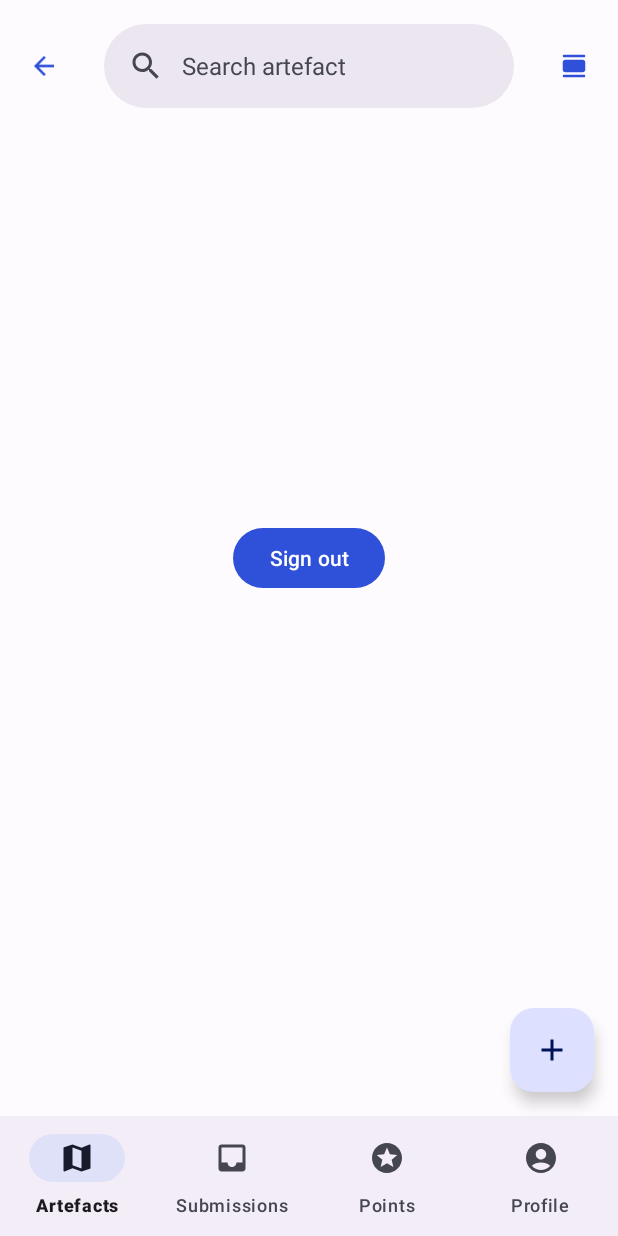
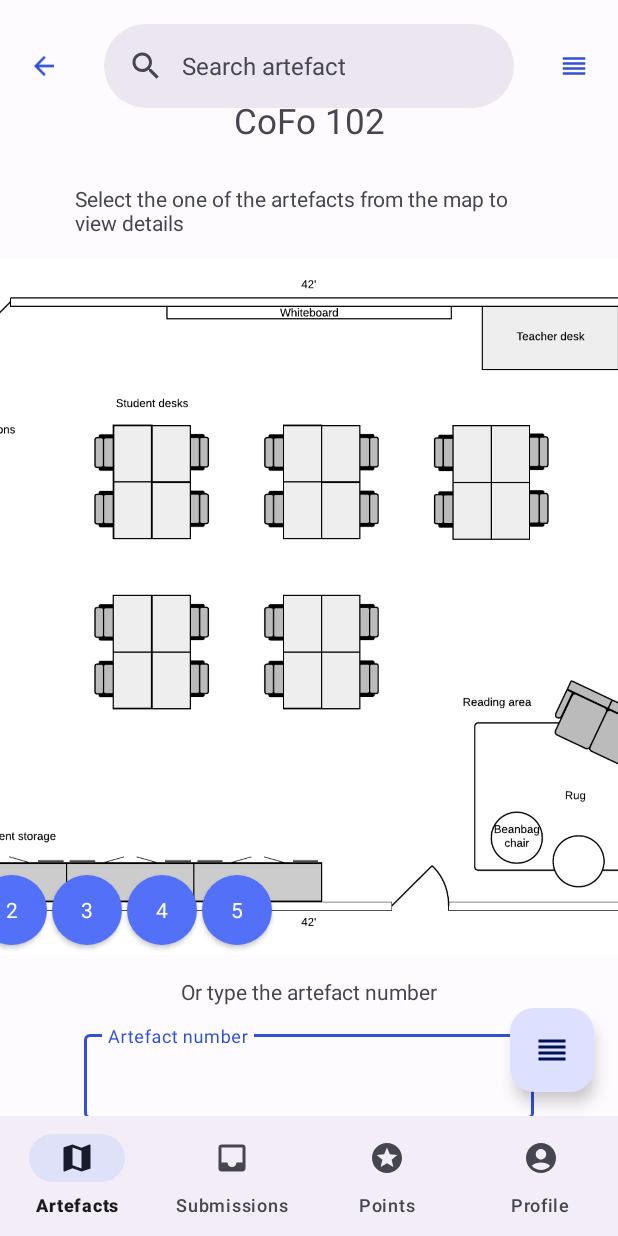
Before and after one commit to Moorad/museum-companion, an Android app built with Jetpack Compose: the BrowseActivity screen opened directly, with no data from a screen before it, on a phone screen of 412 x 824 dp. Run offline under Robolectric (Android 15) with nearby library versions, the phone set to English and light mode, and no system bars; our stand-ins replace Firebase (no records; nobody signed in at launch, a user with empty details on screens opened directly).

Commit message:
Added map and list view fragments and functionality to switch between them

```diff
--- a/app/src/main/AndroidManifest.xml
+++ b/app/src/main/AndroidManifest.xml
@@ -24,7 +24,7 @@
             android:name=".museum_select.MuseumSelectActivity"
             android:exported="false" />
         <activity
-            android:name=".BrowseActivity"
+            android:name=".browse.BrowseActivity"
             android:exported="false" />
         <activity
             android:name=".SubmissionsActivity"
--- a/app/src/main/java/com/example/cs306coursework1/BrowseActivity.kt
+++ /dev/null
@@ -1,49 +0,0 @@
-package com.example.cs306coursework1
-
-import android.content.Intent
-import androidx.appcompat.app.AppCompatActivity
-import android.os.Bundle
-import android.util.Log
-import android.widget.Button
-import androidx.appcompat.app.AppCompatDelegate
-import com.example.cs306coursework1.data.MuseumDetails
-import com.example.cs306coursework1.data.UserDetails
-import com.example.cs306coursework1.helpers.Misc
-import com.example.cs306coursework1.login.LoginActivity
-import com.google.firebase.auth.ktx.auth
-import com.google.firebase.ktx.Firebase
-
-class BrowseActivity : AppCompatActivity() {
-
-    private var auth = Firebase.auth
-
-    lateinit var loginActivityIntent: Intent
-    override fun onCreate(savedInstanceState: Bundle?) {
-        super.onCreate(savedInstanceState)
-
-        AppCompatDelegate.setDefaultNightMode(AppCompatDelegate.MODE_NIGHT_NO)
-        setContentView(R.layout.activity_browse)
-
-        loginActivityIntent = Intent(this, LoginActivity::class.java)
-
-        val userDetails =
-            Misc.getParcelableFromIntent(intent, "user_details", UserDetails::class.java)
-        val museumDetails =
-            Misc.getParcelableFromIntent(intent, "museum_details", MuseumDetails::class.java)
-
-        Log.println(Log.INFO, "user_details", userDetails.toString())
-        Log.println(Log.INFO, "museum_details", museumDetails.toString())
-
-        val signOutButton = findViewById<Button>(R.id.signOutButton)
-
-        signOutButton.setOnClickListener {
-            signOutUser()
-        }
-    }
-
-    private fun signOutUser() {
-        auth.signOut()
-
-        startActivity(loginActivityIntent)
-    }
-}
--- /dev/null
+++ b/app/src/main/java/com/example/cs306coursework1/browse/BrowseActivity.kt
@@ -0,0 +1,88 @@
+package com.example.cs306coursework1.browse
+
+import android.content.Intent
+import androidx.appcompat.app.AppCompatActivity
+import android.os.Bundle
+import android.util.Log
+import androidx.appcompat.app.AppCompatDelegate
+import androidx.fragment.app.Fragment
+import com.example.cs306coursework1.R
+import com.example.cs306coursework1.data.MuseumDetails
+import com.example.cs306coursework1.data.UserDetails
+import com.example.cs306coursework1.helpers.Misc
+import com.example.cs306coursework1.login.LoginActivity
+import com.google.android.material.floatingactionbutton.ExtendedFloatingActionButton
+import com.google.firebase.auth.ktx.auth
+import com.google.firebase.ktx.Firebase
+
+class BrowseActivity : AppCompatActivity() {
+
+    private var auth = Firebase.auth
+    private var isMapView = true
+
+    lateinit var loginActivityIntent: Intent
+    override fun onCreate(savedInstanceState: Bundle?) {
+        super.onCreate(savedInstanceState)
+
+        AppCompatDelegate.setDefaultNightMode(AppCompatDelegate.MODE_NIGHT_NO)
+        setContentView(R.layout.activity_browse)
+
+        loginActivityIntent = Intent(this, LoginActivity::class.java)
+
+        val userDetails =
+            Misc.getParcelableFromIntent(intent, "user_details", UserDetails::class.java)
+        val museumDetails =
+            Misc.getParcelableFromIntent(intent, "museum_details", MuseumDetails::class.java)
+
+        Log.println(Log.INFO, "user_details", userDetails.toString())
+        Log.println(Log.INFO, "museum_details", museumDetails.toString())
+
+
+        val mapFragment = MapFragment()
+        val listFragment = ListFragment()
+        val switchViewButton =
+            findViewById<ExtendedFloatingActionButton>(R.id.switchViewFloatingButton)
+
+        // Show map fragment by default
+        showFragment(mapFragment)
+
+        switchViewButton.setOnClickListener {
+            if (isMapView) {
+                showFragment(listFragment)
+                switchViewButton.setIconResource(R.drawable.ic_map_view)
+            } else {
+                showFragment(mapFragment)
+                switchViewButton.setIconResource(R.drawable.ic_list_view)
+            }
+
+            isMapView = !isMapView
+        }
+
+//        switchViewButton.setOnClickListener {
+//            switchViewButton.setCompoundDrawablesWithIntrinsicBounds(
+//                R.drawable.ic_map_view,
+//                0,
+//                0,
+//                0
+//            )
+//        }
+//        val signOutButton = findViewById<Button>(R.id.signOutButton)
+
+//        signOutButton.setOnClickListener {
+//            signOutUser()
+//        }
+    }
+
+//    private fun signOutUser() {
+//        auth.signOut()
+//
+//        startActivity(loginActivityIntent)
+//    }
+
+    private fun showFragment(fragment: Fragment) {
+        val transaction = supportFragmentManager.beginTransaction()
+        transaction.replace(R.id.flFragment, fragment)
+        transaction.addToBackStack(null);
+        transaction.commit()
+    }
+}
--- /dev/null
+++ b/app/src/main/java/com/example/cs306coursework1/browse/ListFragment.kt
@@ -0,0 +1,20 @@
+package com.example.cs306coursework1.browse
+
+import android.os.Bundle
+import androidx.fragment.app.Fragment
+import android.view.LayoutInflater
+import android.view.View
+import android.view.ViewGroup
+import com.example.cs306coursework1.R
+
+class ListFragment : Fragment() {
+
+    override fun onCreateView(
+        inflater: LayoutInflater, container: ViewGroup?,
+        savedInstanceState: Bundle?
+    ): View? {
+
+        // Inflate the layout for this fragment
+        return inflater.inflate(R.layout.fragment_list, container, false)
+    }
+}
--- /dev/null
+++ b/app/src/main/java/com/example/cs306coursework1/browse/MapFragment.kt
@@ -0,0 +1,20 @@
+package com.example.cs306coursework1.browse
+
+import android.os.Bundle
+import android.view.LayoutInflater
+import android.view.View
+import android.view.ViewGroup
+import androidx.fragment.app.Fragment
+import com.example.cs306coursework1.R
+
+class MapFragment : Fragment() {
+
+    override fun onCreateView(
+        inflater: LayoutInflater, container: ViewGroup?,
+        savedInstanceState: Bundle?
+    ): View? {
+
+        // Inflate the layout for this fragment
+        return inflater.inflate(R.layout.map_fragment, container, false)
+    }
+}
--- a/app/src/main/java/com/example/cs306coursework1/museum_select/MuseumsAdapter.kt
+++ b/app/src/main/java/com/example/cs306coursework1/museum_select/MuseumsAdapter.kt
@@ -9,6 +9,7 @@ import android.widget.Button
 import android.widget.TextView
 import androidx.recyclerview.widget.RecyclerView
 import com.example.cs306coursework1.*
+import com.example.cs306coursework1.browse.BrowseActivity
 import com.example.cs306coursework1.data.UserDetails
 import com.example.cs306coursework1.data.AccountType
 import com.example.cs306coursework1.data.MuseumDetails
--- a/app/src/main/res/drawable/ic_list_view.xml
+++ b/app/src/main/res/drawable/ic_list_view.xml
@@ -1,5 +1,5 @@
 <vector android:height="24dp" android:tint="#FFFFFF"
     android:viewportHeight="24" android:viewportWidth="24"
     android:width="24dp" xmlns:android="http://schemas.android.com/apk/res/android">
-    <path android:fillColor="@android:color/white" android:pathData="M5,7h14c1.1,0 2,0.9 2,2v6c0,1.1 -0.9,2 -2,2H5c-1.1,0 -2,-0.9 -2,-2V9C3,7.9 3.9,7 5,7zM4,3h16c0.55,0 1,0.45 1,1v0c0,0.55 -0.45,1 -1,1H4C3.45,5 3,4.55 3,4v0C3,3.45 3.45,3 4,3zM4,19h16c0.55,0 1,0.45 1,1v0c0,0.55 -0.45,1 -1,1H4c-0.55,0 -1,-0.45 -1,-1v0C3,19.45 3.45,19 4,19z"/>
+    <path android:fillColor="@android:color/white" android:pathData="M3,15h18v-2L3,13v2zM3,19h18v-2L3,17v2zM3,11h18L21,9L3,9v2zM3,5v2h18L21,5L3,5z"/>
 </vector>
--- /dev/null
+++ b/app/src/main/res/drawable/ic_map_view.xml
@@ -0,0 +1,5 @@
+<vector android:height="24dp" android:tint="#FFFFFF"
+    android:viewportHeight="24" android:viewportWidth="24"
+    android:width="24dp" xmlns:android="http://schemas.android.com/apk/res/android">
+    <path android:fillColor="@android:color/white" android:pathData="M2,5v5c0,0.55 0.45,1 1,1h18c0.55,0 1,-0.45 1,-1V5c0,-0.55 -0.45,-1 -1,-1H3C2.45,4 2,4.45 2,5zM11,20h10c0.55,0 1,-0.45 1,-1v-5c0,-0.55 -0.45,-1 -1,-1H11c-0.55,0 -1,0.45 -1,1v5C10,19.55 10.45,20 11,20zM3,20h4c0.55,0 1,-0.45 1,-1v-5c0,-0.55 -0.45,-1 -1,-1H3c-0.55,0 -1,0.45 -1,1v5C2,19.55 2.45,20 3,20z"/>
+</vector>
--- a/app/src/main/res/layout/activity_browse.xml
+++ b/app/src/main/res/layout/activity_browse.xml
@@ -9,7 +9,7 @@
     xmlns:tools="http://schemas.android.com/tools"
     android:layout_width="match_parent"
     android:layout_height="match_parent"
-    tools:context=".BrowseActivity">
+    tools:context=".browse.BrowseActivity">
 
     <androidx.coordinatorlayout.widget.CoordinatorLayout
         android:id="@+id/coordinator_layout"
@@ -62,26 +62,25 @@
         </com.google.android.material.appbar.AppBarLayout>
     </androidx.coordinatorlayout.widget.CoordinatorLayout>
 
-
-    <Button
-        android:id="@+id/signOutButton"
+    <FrameLayout
+        android:id="@+id/flFragment"
         android:layout_width="wrap_content"
         android:layout_height="wrap_content"
-        android:text="Sign out"
+        app:layout_constraintTop_toBottomOf="@+id/coordinator_layout"
         app:layout_constraintBottom_toTopOf="@+id/bottom_navigation"
-        app:layout_constraintEnd_toEndOf="parent"
-        app:layout_constraintStart_toStartOf="parent"
-        app:layout_constraintTop_toTopOf="parent" />
+        app:layout_constraintLeft_toLeftOf="parent"
+        app:layout_constraintRight_toRightOf="parent"
+        tools:layout="@layout/map_fragment" />
 
     <com.google.android.material.floatingactionbutton.ExtendedFloatingActionButton
-        android:id="@+id/floating_action_button"
+        android:id="@+id/switchViewFloatingButton"
         android:layout_width="wrap_content"
         android:layout_height="wrap_content"
         android:layout_margin="16dp"
         app:layout_constraintBottom_toTopOf="@+id/bottom_navigation"
         app:layout_constraintEnd_toEndOf="parent"
-        app:srcCompat="@drawable/ic_list"
-        app:icon="@drawable/ic_add" />
+        app:srcCompat="@drawable/ic_list_view"
+        app:icon="@drawable/ic_list_view" />
 
 
     <com.google.android.material.bottomnavigation.BottomNavigationView
--- a/app/src/main/res/layout/map_fragment.xml
+++ b/app/src/main/res/layout/map_fragment.xml
@@ -1,10 +1,11 @@
 <?xml version="1.0" encoding="utf-8"?>
 <androidx.constraintlayout.widget.ConstraintLayout xmlns:android="http://schemas.android.com/apk/res/android"
     xmlns:tools="http://schemas.android.com/tools"
+    xmlns:app="http://schemas.android.com/apk/res-auto"
+    android:id="@+id/constraintLayout"
     android:layout_width="match_parent"
     android:layout_height="match_parent"
-    xmlns:app="http://schemas.android.com/apk/res-auto"
-    tools:ignore="MissingDefaultResource">
+    tools:context=".browse.MapFragment">
 
     <TextView
         android:id="@+id/textView6"
@@ -42,8 +43,7 @@
         android:src="@drawable/elementary_school_classroom_layout"
         app:layout_constraintBottom_toTopOf="@+id/artefact_number_layout"
         app:layout_constraintEnd_toEndOf="parent"
-        app:layout_constraintStart_toStartOf="parent"
-        app:layout_constraintTop_toBottomOf="@+id/coordinator_layout" />
+        app:layout_constraintStart_toStartOf="parent" />
 
     <!--    This is the numbered circles on top of the map view-->
     <LinearLayout
@@ -52,8 +52,7 @@
         android:orientation="horizontal"
         app:layout_constraintBottom_toTopOf="@+id/artefact_number_layout"
         app:layout_constraintEnd_toEndOf="parent"
-        app:layout_constraintStart_toStartOf="parent"
-        app:layout_constraintTop_toBottomOf="@+id/coordinator_layout">
+        app:layout_constraintStart_toStartOf="parent">
 
         <TextView
             android:layout_width="70px"
```
Also changed, not shown: app/src/main/res/layout-w1240dp/content_scrolling.xml (deleted, +0 -19 lines), app/src/main/res/layout-w936dp/content_scrolling.xml (deleted, +0 -25 lines), app/src/main/res/layout/fragment_list.xml (added, +14 -0 lines).
